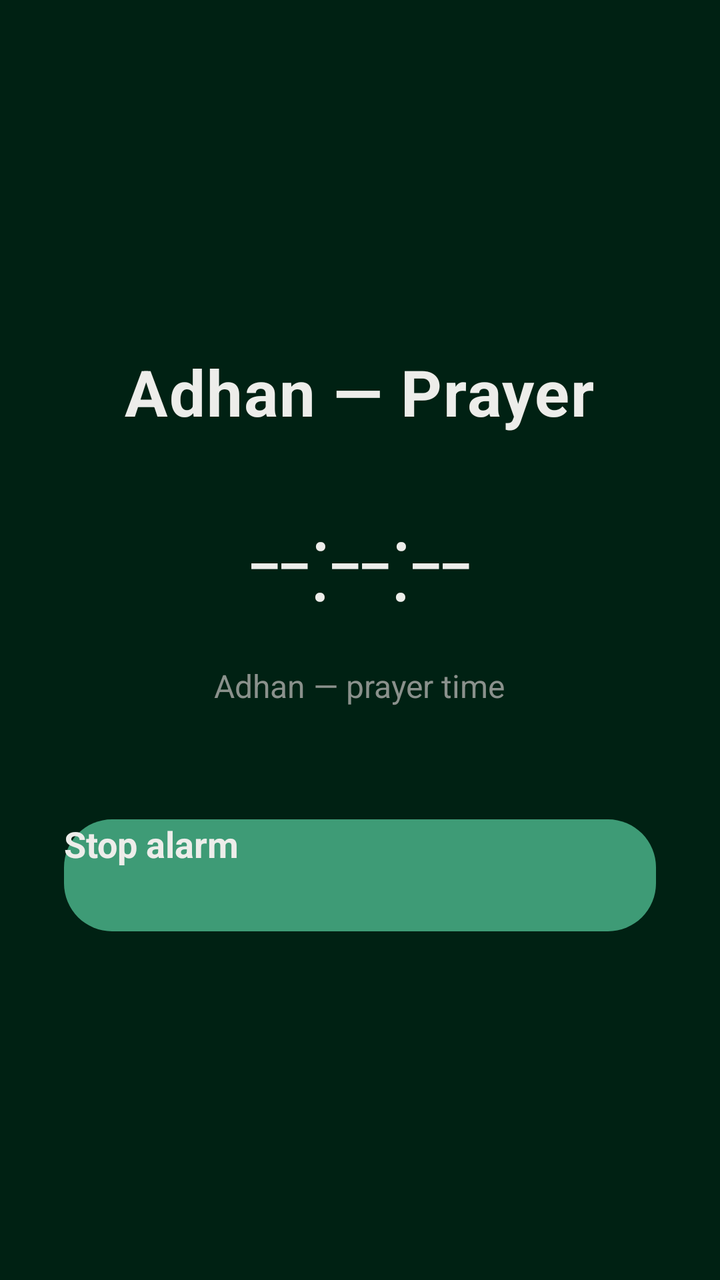
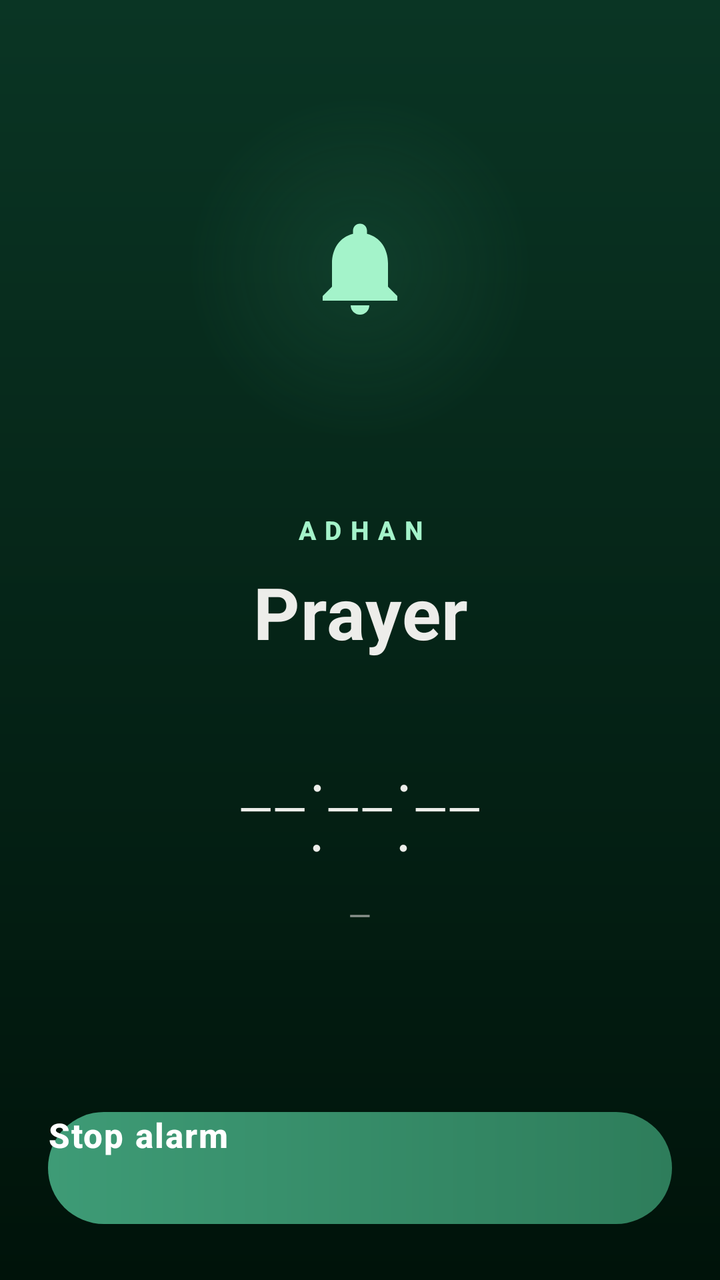

The first picture is an Android layout as it rendered before a commit; the second is the same layout after the commit. The layout source and the unified diff follow.
<!-- AndroidManifest.xml: activity theme Theme.Mawaqit.Alarm -->
<!-- res/layout/activity_adhan_alarm.xml -->
<?xml version="1.0" encoding="utf-8"?>
<FrameLayout xmlns:android="http://schemas.android.com/apk/res/android"
    android:layout_width="match_parent"
    android:layout_height="match_parent"
    android:background="@color/alarm_background">

    <LinearLayout
        android:layout_width="match_parent"
        android:layout_height="wrap_content"
        android:layout_gravity="center"
        android:orientation="vertical"
        android:gravity="center_horizontal"
        android:padding="32dp">

        <TextView
            android:id="@+id/alarm_title"
            android:layout_width="wrap_content"
            android:layout_height="wrap_content"
            android:text="@string/alarm_default_title"
            android:textColor="@color/alarm_text"
            android:textSize="32sp"
            android:textStyle="bold"
            android:fontFamily="sans-serif"
            android:gravity="center"
            android:letterSpacing="0.02" />

        <TextView
            android:id="@+id/alarm_clock"
            android:layout_width="wrap_content"
            android:layout_height="wrap_content"
            android:layout_marginTop="24dp"
            android:text="@string/alarm_default_clock"
            android:textColor="@color/alarm_text"
            android:textSize="56sp"
            android:fontFamily="sans-serif-light"
            android:letterSpacing="-0.02"
            android:gravity="center" />

        <TextView
            android:layout_width="wrap_content"
            android:layout_height="wrap_content"
            android:layout_marginTop="16dp"
            android:text="@string/alarm_subtitle"
            android:textColor="@color/alarm_subtext"
            android:textSize="16sp"
            android:gravity="center" />

        <Button
            android:id="@+id/alarm_stop"
            android:layout_width="match_parent"
            android:layout_height="56dp"
            android:layout_marginTop="56dp"
            android:text="@string/alarm_stop"
            android:textColor="@color/alarm_text"
            android:textSize="18sp"
            android:textStyle="bold"
            android:background="@drawable/bg_alarm_button"
            android:stateListAnimator="@null" />
    </LinearLayout>
</FrameLayout>
<!-- resources referenced by this layout -->
<resources>
  <color name="alarm_background">#002113</color>
  <color name="alarm_subtext">#8A918C</color>
  <color name="alarm_text">#EDEDEA</color>
  <!-- drawable bg_alarm_button (drawable) -->
  <?xml version="1.0" encoding="utf-8"?>
  <selector xmlns:android="http://schemas.android.com/apk/res/android">
      <item android:state_pressed="true">
          <shape android:shape="rectangle">
              <solid android:color="@color/alarm_button_pressed" />
              <corners android:radius="24dp" />
          </shape>
      </item>
      <item>
          <shape android:shape="rectangle">
              <solid android:color="@color/alarm_button" />
              <corners android:radius="24dp" />
          </shape>
      </item>
  </selector>
  <string name="alarm_default_clock">--:--:--</string>
  <string name="alarm_default_title">Adhan — Prayer</string>
  <string name="alarm_stop">Stop alarm</string>
  <string name="alarm_subtitle">Adhan — prayer time</string>
  <style name="Theme.Mawaqit.Alarm" parent="@android:style/Theme.Black.NoTitleBar.Fullscreen">
          <item name="android:windowBackground">@color/alarm_background</item>
          <item name="android:windowLayoutInDisplayCutoutMode">shortEdges</item>
      </style>
  <color name="alarm_button_pressed">#2E7D5B</color>
  <color name="alarm_button">#3E9B76</color>
</resources>

<!-- the commit's change to res/layout/activity_adhan_alarm.xml (unified diff, before → after) -->
@@ -2,59 +2,109 @@
 <FrameLayout xmlns:android="http://schemas.android.com/apk/res/android"
     android:layout_width="match_parent"
     android:layout_height="match_parent"
-    android:background="@color/alarm_background">
+    android:background="@drawable/bg_alarm_gradient">
 
     <LinearLayout
         android:layout_width="match_parent"
-        android:layout_height="wrap_content"
-        android:layout_gravity="center"
+        android:layout_height="match_parent"
         android:orientation="vertical"
         android:gravity="center_horizontal"
-        android:padding="32dp">
+        android:paddingLeft="32dp"
+        android:paddingRight="32dp"
+        android:paddingTop="48dp"
+        android:paddingBottom="132dp">
+
+        <FrameLayout
+            android:layout_width="172dp"
+            android:layout_height="172dp">
+
+            <View
+                android:layout_width="match_parent"
+                android:layout_height="match_parent"
+                android:background="@drawable/bg_alarm_halo" />
+
+            <ImageView
+                android:layout_width="56dp"
+                android:layout_height="56dp"
+                android:layout_gravity="center"
+                android:contentDescription="@null"
+                android:src="@drawable/ic_alarm_speaker" />
+        </FrameLayout>
+
+        <TextView
+            android:id="@+id/alarm_eyebrow"
+            android:layout_width="wrap_content"
+            android:layout_height="wrap_content"
+            android:layout_marginTop="36dp"
+            android:text="@string/alarm_eyebrow"
+            android:textColor="@color/alarm_accent"
+            android:textSize="13sp"
+            android:textStyle="bold"
+            android:fontFamily="sans-serif-medium"
+            android:letterSpacing="0.35"
+            android:gravity="center" />
 
         <TextView
             android:id="@+id/alarm_title"
             android:layout_width="wrap_content"
             android:layout_height="wrap_content"
+            android:layout_marginTop="8dp"
             android:text="@string/alarm_default_title"
             android:textColor="@color/alarm_text"
-            android:textSize="32sp"
+            android:textSize="36sp"
             android:textStyle="bold"
             android:fontFamily="sans-serif"
             android:gravity="center"
-            android:letterSpacing="0.02" />
+            android:letterSpacing="0.01" />
 
         <TextView
             android:id="@+id/alarm_clock"
             android:layout_width="wrap_content"
             android:layout_height="wrap_content"
-            android:layout_marginTop="24dp"
+            android:layout_marginTop="28dp"
             android:text="@string/alarm_default_clock"
             android:textColor="@color/alarm_text"
-            android:textSize="56sp"
-            android:fontFamily="sans-serif-light"
-            android:letterSpacing="-0.02"
+            android:textSize="64sp"
+            android:fontFamily="sans-serif-thin"
+            android:letterSpacing="-0.03"
+            android:gravity="center" />
+
+        <TextView
+            android:id="@+id/alarm_date"
+            android:layout_width="wrap_content"
+            android:layout_height="wrap_content"
+            android:layout_marginTop="4dp"
+            android:text="@string/alarm_default_date"
+            android:textColor="@color/alarm_subtext"
+            android:textSize="15sp"
+            android:fontFamily="sans-serif"
             android:gravity="center" />
 
         <TextView
             android:layout_width="wrap_content"
             android:layout_height="wrap_content"
-            android:layout_marginTop="16dp"
+            android:layout_marginTop="36dp"
             android:text="@string/alarm_subtitle"
             android:textColor="@color/alarm_subtext"
-            android:textSize="16sp"
-            android:gravity="center" />
+            android:textSize="14sp"
+            android:gravity="center"
+            android:lineSpacingExtra="4dp" />
+    </LinearLayout>
 
-        <Button
-            android:id="@+id/alarm_stop"
-            android:layout_width="match_parent"
-            android:layout_height="56dp"
-            android:layout_marginTop="56dp"
-            android:text="@string/alarm_stop"
-            android:textColor="@color/alarm_text"
-            android:textSize="18sp"
-            android:textStyle="bold"
-            android:background="@drawable/bg_alarm_button"
-            android:stateListAnimator="@null" />
-    </LinearLayout>
+    <Button
+        android:id="@+id/alarm_stop"
+        android:layout_width="match_parent"
+        android:layout_height="56dp"
+        android:layout_gravity="bottom"
+        android:layout_marginHorizontal="24dp"
+        android:layout_marginBottom="28dp"
+        android:text="@string/alarm_stop"
+        android:textColor="#FFFFFFFF"
+        android:textSize="17sp"
+        android:textStyle="bold"
+        android:letterSpacing="0.04"
+        android:fontFamily="sans-serif-medium"
+        android:background="@drawable/bg_alarm_button"
+        android:stateListAnimator="@null"
+        android:elevation="0dp" />
 </FrameLayout>
<!-- resource entries referenced after the edit -->
@@ -1,33 +1,78 @@
 <!-- resources referenced by this layout -->
 <resources>
-  <color name="alarm_background">#002113</color>
+  <color name="alarm_accent">#A4F3CA</color>
   <color name="alarm_subtext">#8A918C</color>
   <color name="alarm_text">#EDEDEA</color>
   <!-- drawable bg_alarm_button (drawable) -->
   <?xml version="1.0" encoding="utf-8"?>
-  <selector xmlns:android="http://schemas.android.com/apk/res/android">
-      <item android:state_pressed="true">
+  <ripple xmlns:android="http://schemas.android.com/apk/res/android"
+      android:color="#40FFFFFF">
+      <item android:id="@android:id/mask">
           <shape android:shape="rectangle">
-              <solid android:color="@color/alarm_button_pressed" />
-              <corners android:radius="24dp" />
+              <solid android:color="#FFFFFFFF" />
+              <corners android:radius="28dp" />
           </shape>
       </item>
       <item>
           <shape android:shape="rectangle">
-              <solid android:color="@color/alarm_button" />
-              <corners android:radius="24dp" />
+              <gradient
+                  android:angle="0"
+                  android:startColor="@color/alarm_button"
+                  android:endColor="@color/alarm_button_end" />
+              <corners android:radius="28dp" />
           </shape>
       </item>
-  </selector>
+  </ripple>
+  <!-- drawable bg_alarm_gradient (drawable) -->
+  <?xml version="1.0" encoding="utf-8"?>
+  <shape xmlns:android="http://schemas.android.com/apk/res/android"
+      android:shape="rectangle">
+      <gradient
+          android:angle="270"
+          android:startColor="@color/alarm_background_top"
+          android:endColor="@color/alarm_background"
+          android:type="linear" />
+  </shape>
+  <!-- drawable bg_alarm_halo (drawable) -->
+  <?xml version="1.0" encoding="utf-8"?>
+  <shape xmlns:android="http://schemas.android.com/apk/res/android"
+      android:shape="oval">
+      <gradient
+          android:type="radial"
+          android:gradientRadius="86dp"
+          android:centerX="0.5"
+          android:centerY="0.5"
+          android:startColor="@color/alarm_halo"
+          android:endColor="#002E7D5B" />
+  </shape>
+  <!-- drawable ic_alarm_speaker (drawable) -->
+  <?xml version="1.0" encoding="utf-8"?>
+  <vector xmlns:android="http://schemas.android.com/apk/res/android"
+      android:width="56dp"
+      android:height="56dp"
+      android:viewportWidth="24"
+      android:viewportHeight="24">
+      <path
+          android:fillColor="@color/alarm_accent"
+          android:pathData="M12,22c1.1,0 2,-0.9 2,-2h-4c0,1.1 0.89,2 2,2zM18,16v-5c0,-3.07 -1.64,-5.64 -4.5,-6.32V4c0,-0.83 -0.67,-1.5 -1.5,-1.5s-1.5,0.67 -1.5,1.5v0.68C7.63,5.36 6,7.92 6,11v5l-2,2v1h16v-1l-2,-2z" />
+  </vector>
   <string name="alarm_default_clock">--:--:--</string>
-  <string name="alarm_default_title">Adhan — Prayer</string>
+  <string name="alarm_default_date">—</string>
+  <string name="alarm_default_title">Prayer</string>
+  <string name="alarm_eyebrow">ADHAN</string>
   <string name="alarm_stop">Stop alarm</string>
-  <string name="alarm_subtitle">Adhan — prayer time</string>
+  <string name="alarm_subtitle">Tap Stop or press either volume key\nto silence the call</string>
   <style name="Theme.Mawaqit.Alarm" parent="@android:style/Theme.Black.NoTitleBar.Fullscreen">
-          <item name="android:windowBackground">@color/alarm_background</item>
+          <item name="android:windowBackground">@drawable/bg_alarm_gradient</item>
           <item name="android:windowLayoutInDisplayCutoutMode">shortEdges</item>
+          <item name="android:statusBarColor">@android:color/transparent</item>
+          <item name="android:navigationBarColor">@android:color/transparent</item>
+          <item name="android:windowDrawsSystemBarBackgrounds">true</item>
       </style>
-  <color name="alarm_button_pressed">#2E7D5B</color>
   <color name="alarm_button">#3E9B76</color>
+  <color name="alarm_button_end">#2E7D5B</color>
+  <color name="alarm_background_top">#0A3524</color>
+  <color name="alarm_background">#00130A</color>
+  <color name="alarm_halo">#332E7D5B</color>
 </resources>
 
